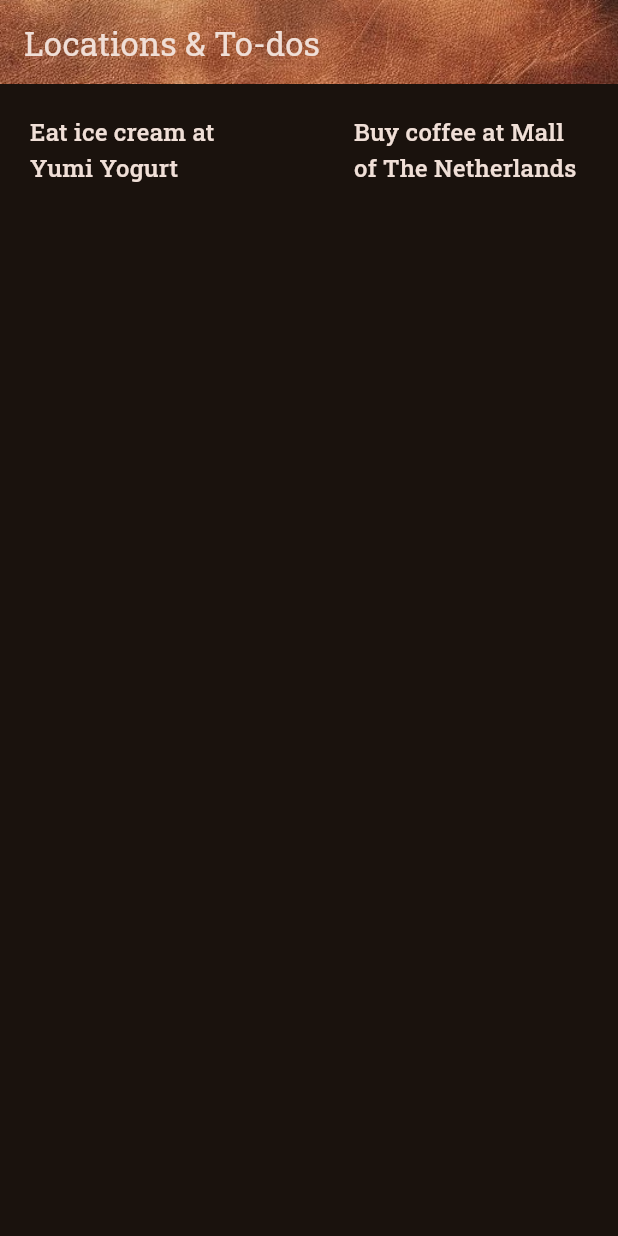
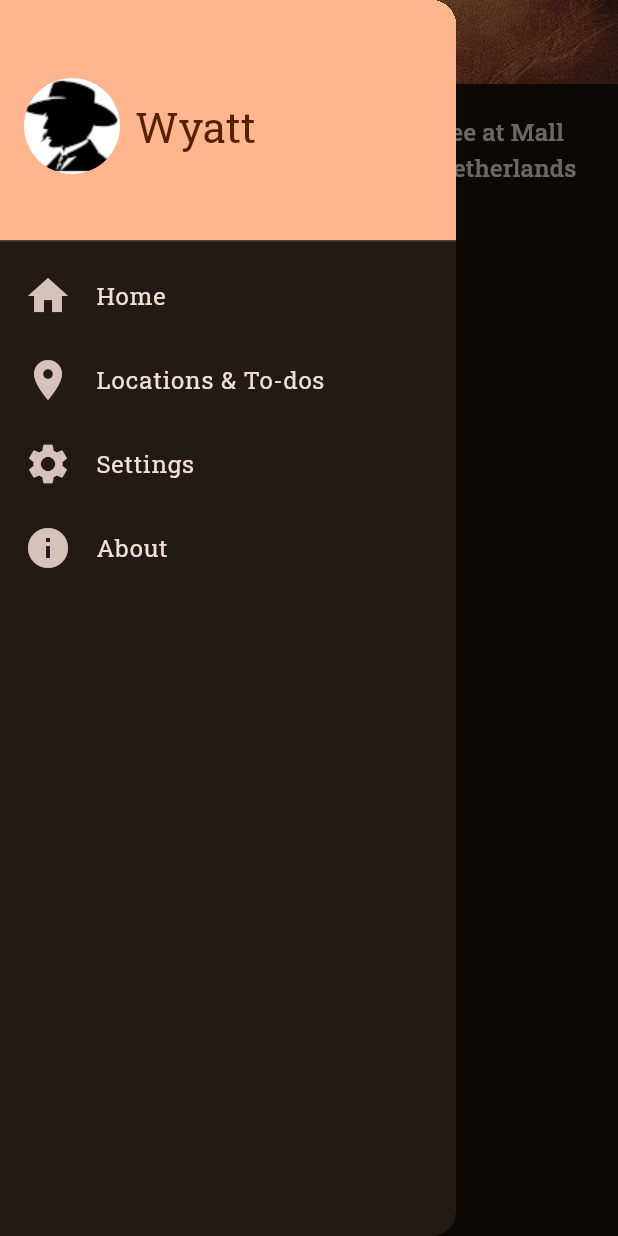
Before and after one commit to m5lk3n/wyatt, a Flutter app: the screen it shows after launch, with the side drawer open (before the commit the screen has no drawer), on a phone screen of 412 x 824 dp. Run offline on Flutter 3.47's test engine with Material 3 defaults, Android fonts, the phone set to English and light mode, and no system bars; our stand-ins replace flutter_linkify, flutter_secure_storage, google_fonts, package_info_plus.

Commit message:
add drawer

```diff
--- a/lib/common.dart
+++ b/lib/common.dart
@@ -10,6 +10,10 @@ abstract class Common {
     defaultValue:
         'support@lttl.dev', // supposed to be a real URL, see launch configuration
   );
+  static const String screenHome = 'Home';
+  static const String screenLtds = 'Locations & To-dos';
+  static const String screenSettings = 'Settings';
+  static const String screenAbout = 'About';
 }
 
 const space = 20.0;
--- a/lib/main.dart
+++ b/lib/main.dart
@@ -50,7 +50,9 @@ class WyattApp extends StatelessWidget {
     return MaterialApp(
         title: Common.appName,
         theme: theme,
-        home: LtdsScreen() // SetupScreen(title: 'Set up ${Common.appName}'),
+        home: LtdsScreen(
+            title: Common
+                .screenLtds) // SetupScreen(title: 'Set up ${Common.appName}'),
         );
   }
 }
--- a/lib/screens/ltds.dart
+++ b/lib/screens/ltds.dart
@@ -2,10 +2,12 @@ import 'package:flutter/material.dart';
 import 'package:wyatt/common.dart';
 import 'package:wyatt/data/seed.dart';
 import 'package:wyatt/widgets/common.dart';
+import 'package:wyatt/widgets/drawer.dart';
 import 'package:wyatt/widgets/ltd.dart';
 
 class LtdsScreen extends StatelessWidget {
-  const LtdsScreen({super.key});
+  const LtdsScreen({super.key, required this.title});
+  final String title;
 
   @override
   Widget build(BuildContext context) {
@@ -46,8 +48,9 @@ class LtdsScreen extends StatelessWidget {
     }
 
     return Scaffold(
-      appBar: getWyattAppBar(context, 'Locations & To-dos'),
+      appBar: getWyattAppBar(context, title),
       body: content,
+      drawer: WyattDrawer(),
     );
   }
 }
--- /dev/null
+++ b/lib/widgets/drawer.dart
@@ -0,0 +1,74 @@
+import 'package:flutter/material.dart';
+import 'package:wyatt/common.dart';
+
+class WyattDrawer extends StatelessWidget {
+  const WyattDrawer({super.key});
+
+  @override
+  Widget build(BuildContext context) {
+    return Drawer(
+      child: ListView(
+        padding: EdgeInsets.zero,
+        children: [
+          DrawerHeader(
+            decoration: BoxDecoration(
+              color: Theme.of(context).colorScheme.primary,
+            ),
+            child: Row(children: [
+              ClipOval(
+                child: Image.asset("assets/icon/icon-small.png"),
+              ),
+              SizedBox(width: space / 2),
+              Text(
+                Common.appName,
+                style: Theme.of(context).textTheme.headlineMedium!.copyWith(
+                      color: Theme.of(context).colorScheme.onPrimary,
+                    ),
+              ),
+            ]),
+          ),
+          ListTile(
+            leading: const Icon(
+              Icons.home,
+              size: 32, // half the size of the icon
+            ),
+            title: const Text(Common.screenHome),
+            onTap: () {
+              Navigator.pop(context);
+            },
+          ),
+          ListTile(
+            leading: const Icon(
+              Icons.location_on,
+              size: 32, // half the size of the icon
+            ),
+            title: const Text(Common.screenLtds),
+            onTap: () {
+              Navigator.pop(context);
+            },
+          ),
+          ListTile(
+            leading: const Icon(
+              Icons.settings,
+              size: 32, // half the size of the icon
+            ),
+            title: const Text(Common.screenSettings),
+            onTap: () {
+              Navigator.pop(context);
+            },
+          ),
+          ListTile(
+            leading: const Icon(
+              Icons.info,
+              size: 32, // half the size of the icon
+            ),
+            title: const Text(Common.screenAbout),
+            onTap: () {
+              Navigator.pop(context);
+            },
+          ),
+        ],
+      ),
+    );
+  }
+}
--- a/pubspec.yaml
+++ b/pubspec.yaml
@@ -71,6 +71,7 @@ flutter:
   #   - images/a_dot_ham.jpeg
   assets:
     - assets/icon/icon.png
+    - assets/icon/icon-small.png
     - assets/images/logo.png
     - assets/images/appbar-bg.jpeg
 
```
Also changed, not shown: assets/icon/icon-small.png (added).
